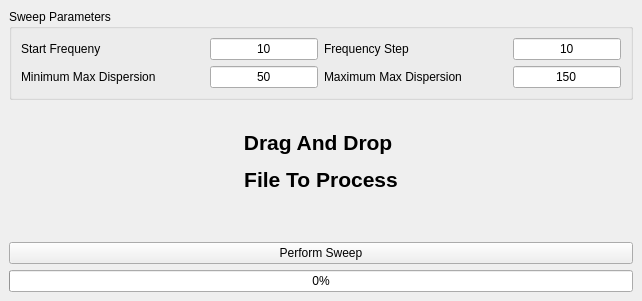
Before: the Qt Designer form VMTools/Downsampler/src/eyedatadownsampler.ui in ViewMind/VMAPP, drawn with Qt 5.
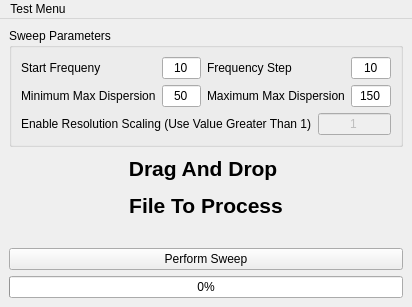
After: the same form once the commit is applied.

Diff of the .ui file:
```diff
--- a/VMTools/Downsampler/src/eyedatadownsampler.ui
+++ b/VMTools/Downsampler/src/eyedatadownsampler.ui
@@ -6,8 +6,8 @@
    <rect>
     <x>0</x>
     <y>0</y>
-    <width>642</width>
-    <height>301</height>
+    <width>412</width>
+    <height>307</height>
    </rect>
   </property>
   <property name="acceptDrops">
@@ -17,16 +17,20 @@
    <string>EyeDataDownSampler</string>
   </property>
   <widget class="QWidget" name="centralwidget">
-   <layout class="QVBoxLayout" name="verticalLayout">
+   <layout class="QVBoxLayout" name="verticalLayout_6">
     <item>
      <widget class="QGroupBox" name="groupBox">
       <property name="title">
        <string>Sweep Parameters</string>
       </property>
-      <layout class="QGridLayout" name="gridLayout">
-       <item row="0" column="0">
+      <layout class="QVBoxLayout" name="verticalLayout_5">
+       <item>
+        <layout class="QHBoxLayout" name="horizontalLayout_4">
+         <item>
         <layout class="QHBoxLayout" name="horizontalLayout">
          <item>
+            <layout class="QVBoxLayout" name="verticalLayout_4">
+             <item>
           <widget class="QLabel" name="label">
            <property name="text">
             <string>Start Frequeny</string>
@@ -34,85 +38,25 @@
           </widget>
          </item>
          <item>
-          <spacer name="horizontalSpacer">
-           <property name="orientation">
-            <enum>Qt::Horizontal</enum>
-           </property>
-           <property name="sizeHint" stdset="0">
-            <size>
-             <width>40</width>
-             <height>20</height>
-            </size>
-           </property>
-          </spacer>
-         </item>
-         <item>
-          <widget class="QLineEdit" name="leStartFrequency">
-           <property name="text">
-            <string>10</string>
-           </property>
-           <property name="alignment">
-            <set>Qt::AlignCenter</set>
-           </property>
-          </widget>
-         </item>
-        </layout>
-       </item>
-       <item row="0" column="1">
-        <layout class="QHBoxLayout" name="horizontalLayout_2">
-         <item>
-          <widget class="QLabel" name="label_2">
-           <property name="text">
-            <string>Frequency Step</string>
-           </property>
-          </widget>
-         </item>
-         <item>
-          <spacer name="horizontalSpacer_3">
-           <property name="orientation">
-            <enum>Qt::Horizontal</enum>
-           </property>
-           <property name="sizeHint" stdset="0">
-            <size>
-             <width>40</width>
-             <height>20</height>
-            </size>
-           </property>
-          </spacer>
-         </item>
-         <item>
-          <widget class="QLineEdit" name="leFreqStep">
-           <property name="text">
-            <string>10</string>
-           </property>
-           <property name="alignment">
-            <set>Qt::AlignCenter</set>
-           </property>
-          </widget>
-         </item>
-        </layout>
-       </item>
-       <item row="1" column="0">
-        <layout class="QHBoxLayout" name="horizontalLayout_4">
-         <item>
           <widget class="QLabel" name="label_3">
            <property name="text">
             <string>Minimum Max Dispersion</string>
            </property>
           </widget>
          </item>
+            </layout>
+           </item>
          <item>
-          <spacer name="horizontalSpacer_2">
-           <property name="orientation">
-            <enum>Qt::Horizontal</enum>
-           </property>
-           <property name="sizeHint" stdset="0">
-            <size>
-             <width>40</width>
-             <height>20</height>
-            </size>
-           </property>
-          </spacer>
+            <layout class="QVBoxLayout" name="verticalLayout_3">
+             <item>
+              <widget class="QLineEdit" name="leStartFrequency">
+               <property name="text">
+                <string>10</string>
+               </property>
+               <property name="alignment">
+                <set>Qt::AlignCenter</set>
+               </property>
+              </widget>
          </item>
          <item>
           <widget class="QLineEdit" name="leMinMaxDisp">
@@ -126,8 +70,19 @@
          </item>
         </layout>
        </item>
-       <item row="1" column="1">
-        <layout class="QHBoxLayout" name="horizontalLayout_3">
+          </layout>
+         </item>
+         <item>
+          <layout class="QHBoxLayout" name="horizontalLayout_2">
+           <item>
+            <layout class="QVBoxLayout" name="verticalLayout_2">
+             <item>
+              <widget class="QLabel" name="label_2">
+               <property name="text">
+                <string>Frequency Step</string>
+               </property>
+              </widget>
+             </item>
          <item>
           <widget class="QLabel" name="label_4">
            <property name="text">
@@ -135,18 +90,19 @@
            </property>
           </widget>
          </item>
+            </layout>
+           </item>
          <item>
-          <spacer name="horizontalSpacer_4">
-           <property name="orientation">
-            <enum>Qt::Horizontal</enum>
-           </property>
-           <property name="sizeHint" stdset="0">
-            <size>
-             <width>40</width>
-             <height>20</height>
-            </size>
-           </property>
-          </spacer>
+            <layout class="QVBoxLayout" name="verticalLayout">
+             <item>
+              <widget class="QLineEdit" name="leFreqStep">
+               <property name="text">
+                <string>10</string>
+               </property>
+               <property name="alignment">
+                <set>Qt::AlignCenter</set>
+               </property>
+              </widget>
          </item>
          <item>
           <widget class="QLineEdit" name="leMaxMaxDisp">
@@ -161,6 +117,34 @@
         </layout>
        </item>
       </layout>
+         </item>
+        </layout>
+       </item>
+       <item>
+        <layout class="QHBoxLayout" name="horizontalLayout_3">
+         <item>
+          <widget class="QLabel" name="label_6">
+           <property name="text">
+            <string>Enable Resolution Scaling (Use Value Greater Than 1)</string>
+           </property>
+          </widget>
+         </item>
+         <item>
+          <widget class="QLineEdit" name="leResolutionScaling">
+           <property name="enabled">
+            <bool>false</bool>
+           </property>
+           <property name="text">
+            <string>1</string>
+           </property>
+           <property name="alignment">
+            <set>Qt::AlignCenter</set>
+           </property>
+          </widget>
+         </item>
+        </layout>
+       </item>
+      </layout>
      </widget>
     </item>
     <item>
@@ -222,6 +206,34 @@
     </item>
    </layout>
   </widget>
+  <widget class="QMenuBar" name="menuBar">
+   <property name="geometry">
+    <rect>
+     <x>0</x>
+     <y>0</y>
+     <width>412</width>
+     <height>21</height>
+    </rect>
+   </property>
+   <widget class="QMenu" name="menuTest_Menu">
+    <property name="title">
+     <string>Test Menu</string>
+    </property>
+    <addaction name="actionTester_Action"/>
+    <addaction name="actionASC_CSV_Match_Up"/>
+   </widget>
+   <addaction name="menuTest_Menu"/>
+  </widget>
+  <action name="actionTester_Action">
+   <property name="text">
+    <string>ASC MD Sweep</string>
+   </property>
+  </action>
+  <action name="actionASC_CSV_Match_Up">
+   <property name="text">
+    <string>ASC CSV Match Up</string>
+   </property>
+  </action>
  </widget>
  <resources/>
  <connections/>
```
Lines whose indentation alone changed are shown as unchanged.
